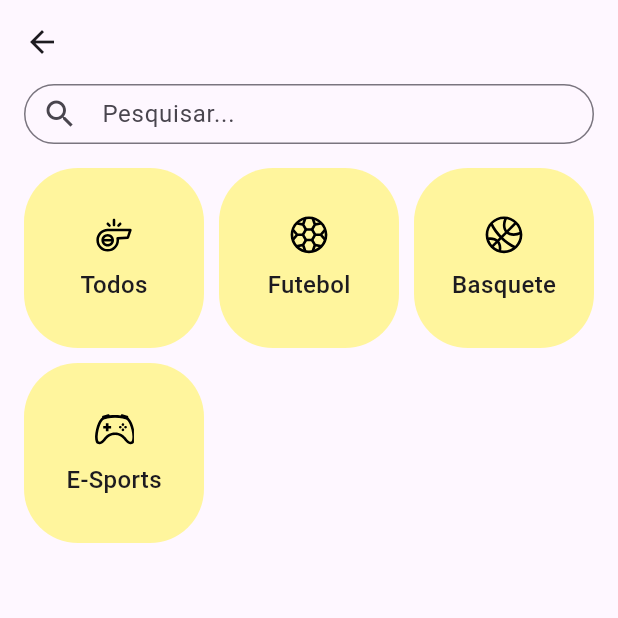
After one commit to LuanSouzaProg/imperio_app, a Flutter app: the SportsPage screen opened by its route, on a phone screen of 412 x 824 dp, the top half of it. The commit adds this screen. Run offline on Flutter 3.47's test engine with Material 3 defaults, Android fonts, the phone set to English and light mode, and no system bars; our stand-ins replace bloc, equatable, flutter_bloc, flutter_modular, flutter_svg.

Commit message:
nova parte de esportes

```diff
--- a/lib/app/app_module.dart
+++ b/lib/app/app_module.dart
@@ -32,6 +32,8 @@ import 'modules/home/bloc/tips_bloc/tips_bloc.dart';
 import 'domain/services/tips/tips_service.dart';
 import 'modules/auth/module/auth_module.dart';
 import 'modules/home/module/home_module.dart';
+import 'modules/sports/bloc/sports_bloc.dart';
+import 'modules/sports/module/sports_module.dart';
 
 class AppModule extends Module {
   @override
@@ -55,11 +57,13 @@ class AppModule extends Module {
     i.add<LatestBetsRepository>(LatestBetsRepositoryImpl.new);
     i.add<LatestBetsService>(LatestBetsServiceImpl.new);
     i.addSingleton(LatestBetsBloc.new);
+    i.addSingleton(SportsBloc.new);
   }
 
   @override
   void routes(r) {
     r.module('/', module: AuthModule());
     r.module('/home_module', module: HomeModule());
+    r.module('/sports_module', module: SportsModule());
   }
 }
--- a/lib/app/modules/home/components/drawer_component.dart
+++ b/lib/app/modules/home/components/drawer_component.dart
@@ -1,4 +1,7 @@
+import 'package:flutter/cupertino.dart';
 import 'package:flutter/material.dart';
+import 'package:flutter/widgets.dart';
+import 'package:flutter_modular/flutter_modular.dart';
 import 'package:flutter_svg/flutter_svg.dart';
 
 class DrawerComponent extends StatelessWidget {
@@ -77,7 +80,12 @@ class DrawerComponent extends StatelessWidget {
           ),
           const SizedBox(height: 20),
           item(context, 'Início', 'assets/drawer/home_Regular_1.svg'),
-          item(context, 'Esportes', 'assets/icons_sports/Whistle.svg'),
+          GestureDetector(
+            onTap: () {
+              Modular.to.pushNamed('/sports_module');
+            },
+            child: item(context, 'Esportes', 'assets/icons_sports/Whistle.svg'),
+          ),
           item(context, 'Noticias e Dicas', 'assets/drawer/Bookmark.svg'),
           item(context, 'Favoritos', 'assets/drawer/Star.svg'),
           item(context, 'Influenciadores', 'assets/drawer/Users_1.svg'),
@@ -94,11 +102,8 @@ class DrawerComponent extends StatelessWidget {
   }
 
   Widget item(BuildContext context, String title, String icon) {
-    return InkWell(
-      onTap: () {},
-      child: Padding(
-        padding:
-            const EdgeInsets.symmetric(horizontal: 16).copyWith(bottom: 20),
+    return Padding(
+      padding: const EdgeInsets.symmetric(horizontal: 16).copyWith(bottom: 20),
       child: Row(
         children: [
           SvgPicture.asset(
@@ -117,7 +122,6 @@ class DrawerComponent extends StatelessWidget {
           ),
         ],
       ),
-      ),
     );
   }
 }
--- /dev/null
+++ b/lib/app/modules/sports/bloc/sports_bloc.dart
@@ -0,0 +1,31 @@
+import 'package:flutter_modular/flutter_modular.dart';
+import 'package:equatable/equatable.dart';
+import 'package:bloc/bloc.dart';
+
+import '../../../domain/services/sports_listing/sports_listing_service.dart';
+import '../../../domain/models/sport_type_model.dart';
+import '../../../shared/utils/state.dart';
+
+part 'sports_event.dart';
+part 'sports_state.dart';
+
+class SportsBloc extends Bloc<SportsEvent, SportsState> {
+  SportsListingService sportsListingService = Modular.get();
+
+  SportsBloc() : super(SportsInitialState()) {
+    on<GetSportsEvent>((event, emit) async {
+      emit(SportsLoadingState());
+      await handleGetSports(event, emit);
+    });
+  }
+
+  Future handleGetSports(event, emit) async {
+    var response = await sportsListingService.getSports();
+
+    if (response is Success) {
+      emit(SportsSuccessState(sports: response.data));
+    } else if (response is Failure) {
+      emit(SportsErrorState());
+    }
+  }
+}
--- /dev/null
+++ b/lib/app/modules/sports/bloc/sports_event.dart
@@ -0,0 +1,8 @@
+part of 'sports_bloc.dart';
+
+class SportsEvent extends Equatable {
+  @override
+  List<Object?> get props => [];
+}
+
+class GetSportsEvent extends SportsEvent {}
--- /dev/null
+++ b/lib/app/modules/sports/bloc/sports_state.dart
@@ -0,0 +1,18 @@
+part of 'sports_bloc.dart';
+
+class SportsState extends Equatable {
+  @override
+  List<Object?> get props => [];
+}
+
+class SportsInitialState extends SportsState {}
+
+class SportsLoadingState extends SportsState {}
+
+class SportsSuccessState extends SportsState {
+  final List<SportTypeModel> sports;
+
+  SportsSuccessState({required this.sports});
+}
+
+class SportsErrorState extends SportsState {}
--- /dev/null
+++ b/lib/app/modules/sports/module/sports_module.dart
@@ -0,0 +1,27 @@
+import 'package:flutter_modular/flutter_modular.dart';
+import 'package:flutter_bloc/flutter_bloc.dart';
+
+import '../bloc/sports_bloc.dart';
+import '../pages/sports_page.dart';
+
+class SportsModule extends Module {
+  @override
+  void binds(i) {}
+
+  @override
+  void routes(r) {
+    r.child(
+      '/',
+      child: (context) {
+        SportsBloc sportsBloc = Modular.get();
+
+        return MultiBlocProvider(
+          providers: [
+            BlocProvider.value(value: sportsBloc),
+          ],
+          child: const SportsPage(),
+        );
+      },
+    );
+  }
+}
--- /dev/null
+++ b/lib/app/modules/sports/pages/sports_page.dart
@@ -0,0 +1,107 @@
+import 'package:flutter/material.dart';
+import 'package:flutter_bloc/flutter_bloc.dart';
+import 'package:flutter_modular/flutter_modular.dart';
+import 'package:flutter_svg/flutter_svg.dart';
+
+import '../bloc/sports_bloc.dart';
+
+class SportsPage extends StatefulWidget {
+  const SportsPage({super.key});
+
+  @override
+  State<SportsPage> createState() => _SportsPageState();
+}
+
+class _SportsPageState extends State<SportsPage> {
+  SportsBloc sportsBloc = Modular.get();
+
+  @override
+  Widget build(BuildContext context) {
+    return Scaffold(
+      appBar: AppBar(
+        title: const Text(''),
+      ),
+      body: BlocBuilder<SportsBloc, SportsState>(
+        bloc: sportsBloc,
+        builder: (context, state) {
+          if (state is SportsInitialState) {
+            sportsBloc.add(GetSportsEvent());
+          }
+
+          if (state is SportsLoadingState) {
+            return const Center(
+              child: CircularProgressIndicator(),
+            );
+          }
+
+          if (state is SportsErrorState) {
+            return const Center(
+              child: Text('Erro'),
+            );
+          }
+
+          if (state is SportsSuccessState) {
+            return Column(
+              children: [
+                const Padding(
+                  padding: EdgeInsets.symmetric(horizontal: 16),
+                  child: SizedBox(
+                    height: 40,
+                    child: TextField(
+                      decoration: InputDecoration(
+                        labelText: 'Pesquisar...',
+                        prefixIcon: Icon(Icons.search),
+                        border: OutlineInputBorder(
+                          borderRadius: BorderRadius.all(Radius.circular(48)),
+                        ),
+                      ),
+                    ),
+                  ),
+                ),
+                SizedBox(
+                  height: MediaQuery.of(context).size.height * 0.8,
+                  child: GridView.builder(
+                    gridDelegate:
+                        const SliverGridDelegateWithFixedCrossAxisCount(
+                      crossAxisCount: 3,
+                      childAspectRatio: 1,
+                      crossAxisSpacing: 10,
+                      mainAxisSpacing: 10,
+                    ),
+                    itemCount: state.sports.length,
+                    padding: const EdgeInsets.all(16),
+                    itemBuilder: (context, index) => Container(
+                      decoration: BoxDecoration(
+                        borderRadius: BorderRadius.circular(36),
+                        color: Colors.yellow.shade200,
+                      ),
+                      child: Column(
+                        mainAxisAlignment: MainAxisAlignment.center,
+                        children: [
+                          SvgPicture.asset(
+                            state.sports[index].image,
+                            height: 28,
+                          ),
+                          const SizedBox(height: 8),
+                          Text(
+                            state.sports[index].name,
+                            style: const TextStyle(
+                              fontSize: 16,
+                              fontWeight: FontWeight.w500,
+                            ),
+                          ),
+                        ],
+                      ),
+                    ),
+                  ),
+                ),
+              ],
+            );
+          }
+
+          return Container();
+        },
+      ),
+    );
+  }
+}
```
Lines whose indentation alone changed are shown as unchanged.
